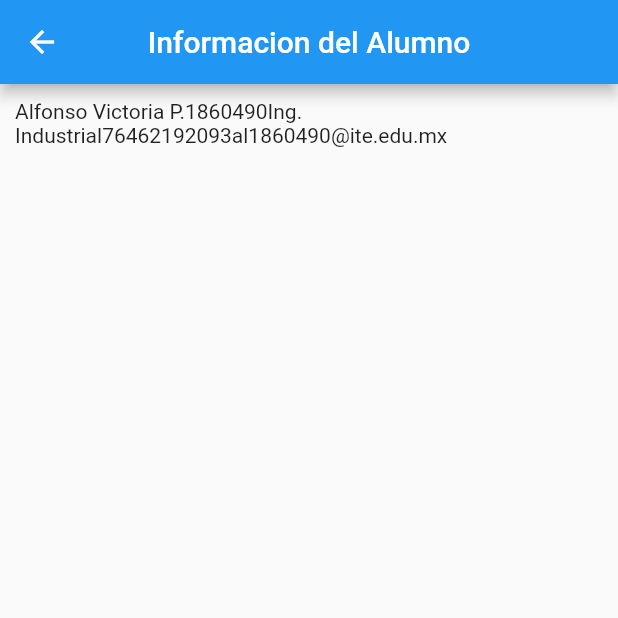
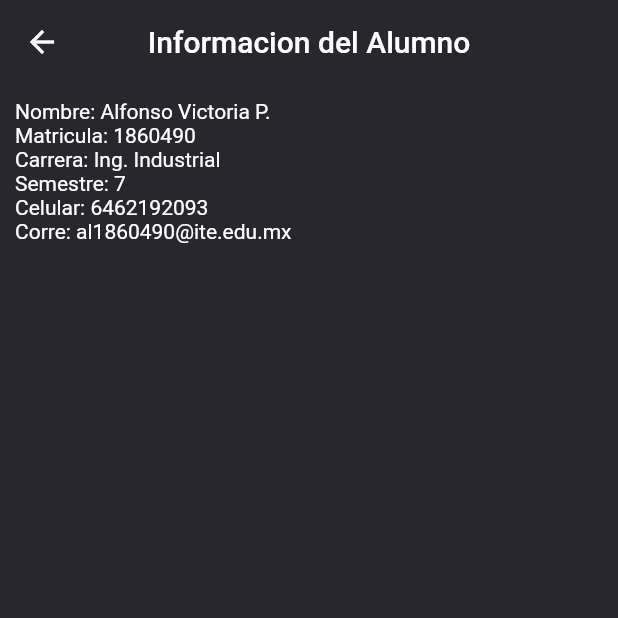
Before and after one commit to RamonSandoval/laboratorio13, a Flutter app: the screen it shows after launch, after a tap on an icon or button, on a phone screen of 412 x 824 dp, the top half of it. Run offline on Flutter 3.47's test engine with Material 2 defaults, Android fonts, the phone set to English and light mode, and no system bars.

```diff
--- a/lib/info.dart
+++ b/lib/info.dart
@@ -21,13 +21,35 @@ class StudentInfo extends StatelessWidget {
   @override
   Widget build(BuildContext context) {
     return Scaffold(
+      backgroundColor: Color.fromRGBO(41, 39, 46, 300),
       appBar: AppBar(
-        title: Text('Informacion del Alumno'),
+        backgroundColor: Colors.transparent,
+        elevation: 0,
+        title: Text('Informacion del Alumno', style: TextStyle(fontSize: 20)),
         centerTitle: true,
       ),
       body: Padding(
         padding: const EdgeInsets.only(top: 10, left: 10, right: 10),
-        child: Text(name + matricula + career + semester + phone + email),
+        child: Text(
+          'Nombre: ' +
+              name +
+              '\n' +
+              'Matricula: ' +
+              matricula +
+              '\n' +
+              'Carrera: ' +
+              career +
+              '\n' +
+              'Semestre: ' +
+              semester +
+              '\n' +
+              'Celular: ' +
+              phone +
+              '\n' +
+              'Corre: ' +
+              email,
+          style: TextStyle(color: Colors.white),
+        ),
       ),
     );
   }
--- a/lib/main.dart
+++ b/lib/main.dart
@@ -12,11 +12,17 @@ class MyApp extends StatefulWidget {
 class _MyAppState extends State<MyApp> {
   //lista
   List<Estudiante> _estudiantes = [
-    Estudiante('1860490', 'Alfonso Victoria P.', 'Ing. Industrial', '7',
-        '6462192093', 'al1860490@ite.edu.mx'),
-    Estudiante('1860479', 'Armando Casas', 'Ing. Electronica', '6',
+    Estudiante(
+      '1860490',
+      'Alfonso Victoria P.',
+      'Ing. Industrial',
+      '7',
+      '6462192093',
+      'al1860490@ite.edu.mx',
+    ),
+    Estudiante('1860479', 'Armando Casas F.', 'Ing. Electronica', '6',
         '6461839021', 'al18760479@ite.edu.mx'),
-    Estudiante('18760465', 'Daniel Hernandez', 'Ing. Electromecanica', '8',
+    Estudiante('18760465', 'Daniel Hernandez V.', 'Ing. Electromecanica', '8',
         '6461205321', 'al1860465@ite.edu.mx'),
     Estudiante('1860480', 'Felipe Ferras G.', 'Ing. Mecatronica', '3',
         '6462901842', 'al1860480@ite.edu.mx'),
@@ -31,16 +37,27 @@ class _MyAppState extends State<MyApp> {
     return MaterialApp(
       title: 'Material App',
       home: Scaffold(
+        backgroundColor: Color.fromRGBO(41, 39, 46, 300),
         appBar: AppBar(
-          title: const Text('Estudiantes TECNM'),
-          centerTitle: true,
+          backgroundColor: Colors.transparent,
+          elevation: 0,
+          title: Padding(
+            padding: const EdgeInsets.only(top: 10, left: 10),
+            child: const Text(
+              'Estudiantes',
+              style: TextStyle(fontSize: 25),
+            ),
+          ),
         ),
         body: Padding(
           padding: const EdgeInsets.only(top: 10, left: 10, right: 10),
           child: ListView.builder(
               itemCount: _estudiantes.length,
               itemBuilder: (context, index) {
-                return ListTile(
+                return Container(
+                  alignment: Alignment.center,
+                  height: 90,
+                  child: ListTile(
                     onTap: () {
                       Navigator.push(
                           context,
@@ -54,10 +71,26 @@ class _MyAppState extends State<MyApp> {
                                     email: _estudiantes[index].email,
                                   )));
                     },
-                  title: Text(_estudiantes[index].name),
+                    title: Text(
+                      _estudiantes[index].name,
+                      style: TextStyle(color: Colors.white, fontSize: 16),
+                    ),
+                    subtitle: Text(_estudiantes[index].career,
+                        style: TextStyle(
+                            color: Color.fromARGB(255, 138, 138, 138),
+                            fontSize: 12)),
                     leading: CircleAvatar(
-                      child: Text(_estudiantes[index].name.substring(0, 1))),
-                  trailing: Icon(Icons.arrow_forward_ios),
+                        backgroundColor: Color.fromARGB(247, 235, 137, 10),
+                        child: Text(
+                          _estudiantes[index].name.substring(0, 1),
+                          style: TextStyle(
+                              color: Color.fromARGB(247, 255, 255, 255)),
+                        )),
+                    trailing: Icon(
+                      Icons.arrow_forward_ios,
+                      color: Colors.white,
+                    ),
+                  ),
                 );
               }),
         ),
```
Lines whose indentation alone changed are shown as unchanged.
